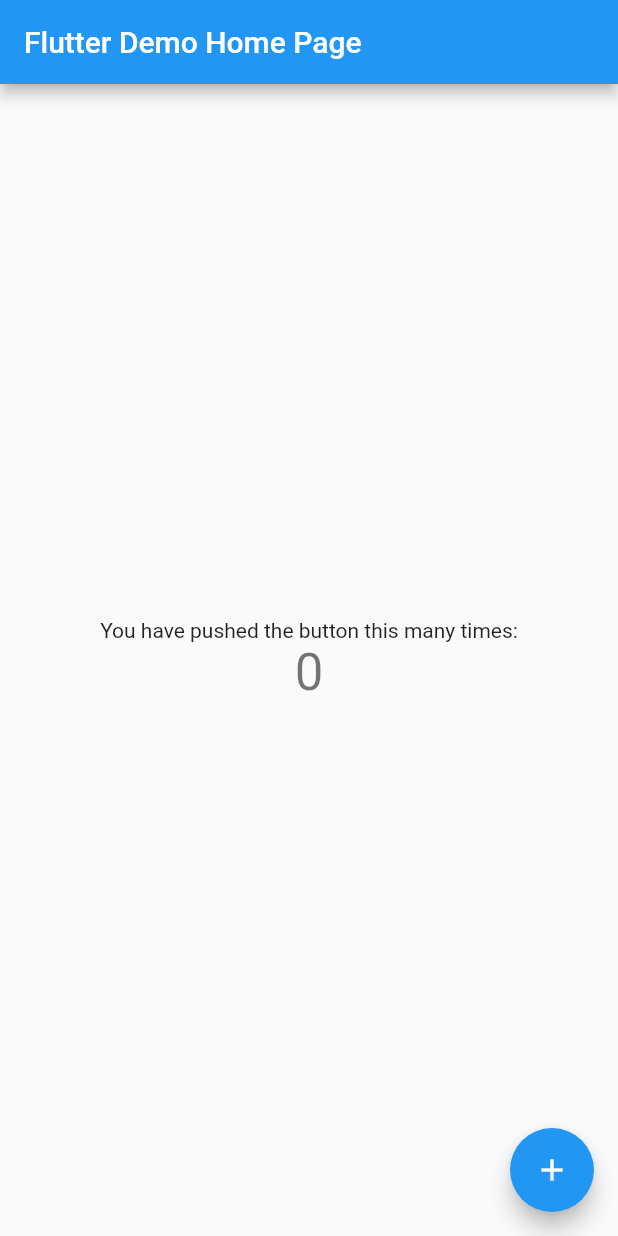
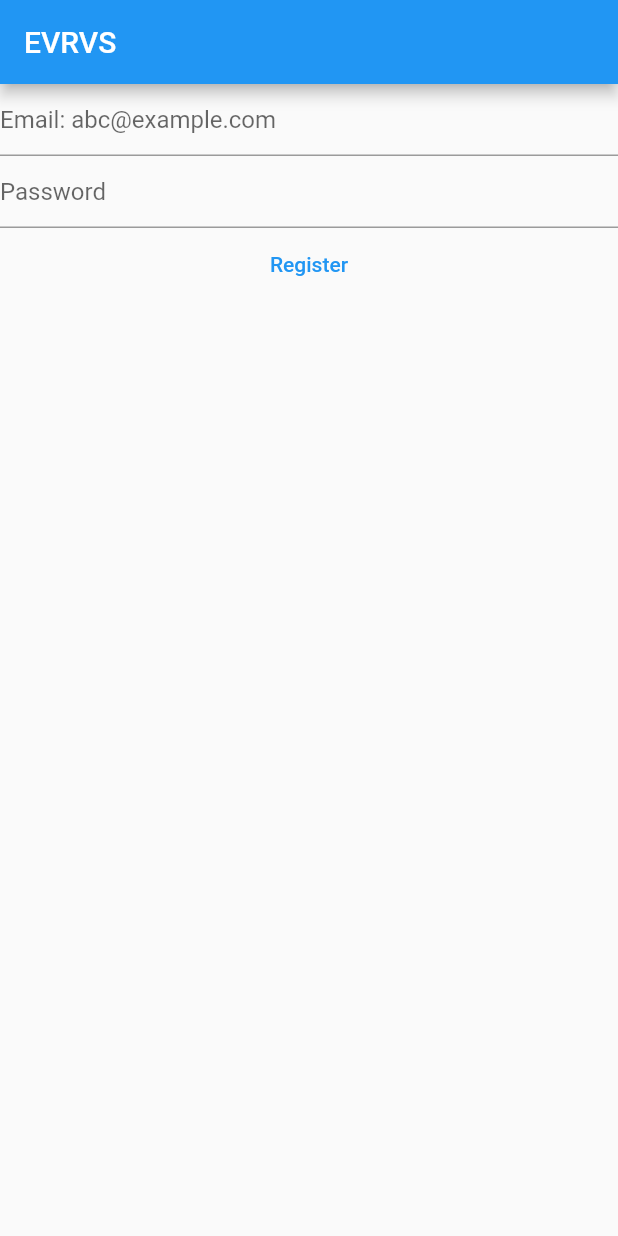
Before and after one commit to vinaydongre/electric-vehicle-charging-recommendation, a Flutter app: the screen it shows after launch, on a phone screen of 412 x 824 dp. Run offline on Flutter 3.47's test engine with Material 2 defaults, Android fonts, the phone set to English and light mode, and no system bars; our stand-ins replace firebase_auth, firebase_core; accounts and stored records are empty.

Commit message:
have added firebase user register and auth functionity

```diff
--- a/lib/main.dart
+++ b/lib/main.dart
@@ -1,115 +1,81 @@
+import 'package:firebase_core/firebase_core.dart';
 import 'package:flutter/material.dart';
+import 'package:firebase_auth/firebase_auth.dart';
+import 'firebase_options.dart';
 
 void main() {
-  runApp(const MyApp());
+  runApp(MaterialApp(
+    title: 'Flutter Demo',
+    theme: ThemeData(
+      primarySwatch: Colors.blue,
+    ),
+    home: const HomePage(),
+  ));
 }
 
-class MyApp extends StatelessWidget {
-  const MyApp({Key? key}) : super(key: key);
+class HomePage extends StatefulWidget {
+  const HomePage({Key? key}) : super(key: key);
 
-  // This widget is the root of your application.
   @override
-  Widget build(BuildContext context) {
-    return MaterialApp(
-      title: 'Flutter Demo',
-      theme: ThemeData(
-        // This is the theme of your application.
-        //
-        // Try running your application with "flutter run". You'll see the
-        // application has a blue toolbar. Then, without quitting the app, try
-        // changing the primarySwatch below to Colors.green and then invoke
-        // "hot reload" (press "r" in the console where you ran "flutter run",
-        // or simply save your changes to "hot reload" in a Flutter IDE).
-        // Notice that the counter didn't reset back to zero; the application
-        // is not restarted.
-        primarySwatch: Colors.blue,
-      ),
-      home: const MyHomePage(title: 'Flutter Demo Home Page'),
-    );
-  }
+  State<HomePage> createState() => _HomePageState();
 }
 
-class MyHomePage extends StatefulWidget {
-  const MyHomePage({Key? key, required this.title}) : super(key: key);
-
-  // This widget is the home page of your application. It is stateful, meaning
-  // that it has a State object (defined below) that contains fields that affect
-  // how it looks.
-
-  // This class is the configuration for the state. It holds the values (in this
-  // case the title) provided by the parent (in this case the App widget) and
-  // used by the build method of the State. Fields in a Widget subclass are
-  // always marked "final".
-
-  final String title;
+class _HomePageState extends State<HomePage> {
+  late final TextEditingController emailControl;
+  late final TextEditingController passControl;
 
   @override
-  State<MyHomePage> createState() => _MyHomePageState();
-}
+  void initState() {
+    emailControl = TextEditingController();
+    passControl = TextEditingController();
+    super.initState();
+  }
 
-class _MyHomePageState extends State<MyHomePage> {
-  int _counter = 0;
-
-  void _incrementCounter() {
-    setState(() {
-      // This call to setState tells the Flutter framework that something has
-      // changed in this State, which causes it to rerun the build method below
-      // so that the display can reflect the updated values. If we changed
-      // _counter without calling setState(), then the build method would not be
-      // called again, and so nothing would appear to happen.
-      _counter++;
-    });
+  @override
+  void dispose() {
+    emailControl.dispose();
+    passControl.dispose();
+    super.dispose();
   }
 
   @override
   Widget build(BuildContext context) {
-    // This method is rerun every time setState is called, for instance as done
-    // by the _incrementCounter method above.
-    //
-    // The Flutter framework has been optimized to make rerunning build methods
-    // fast, so that you can just rebuild anything that needs updating rather
-    // than having to individually change instances of widgets.
     return Scaffold(
       appBar: AppBar(
-        // Here we take the value from the MyHomePage object that was created by
-        // the App.build method, and use it to set our appbar title.
-        title: Text(widget.title),
+        title: const Text('EVRVS'),
       ),
-      body: Center(
-        // Center is a layout widget. It takes a single child and positions it
-        // in the middle of the parent.
-        child: Column(
-          // Column is also a layout widget. It takes a list of children and
-          // arranges them vertically. By default, it sizes itself to fit its
-          // children horizontally, and tries to be as tall as its parent.
-          //
-          // Invoke "debug painting" (press "p" in the console, choose the
-          // "Toggle Debug Paint" action from the Flutter Inspector in Android
-          // Studio, or the "Toggle Debug Paint" command in Visual Studio Code)
-          // to see the wireframe for each widget.
-          //
-          // Column has various properties to control how it sizes itself and
-          // how it positions its children. Here we use mainAxisAlignment to
-          // center the children vertically; the main axis here is the vertical
-          // axis because Columns are vertical (the cross axis would be
-          // horizontal).
-          mainAxisAlignment: MainAxisAlignment.center,
-          children: <Widget>[
-            const Text(
-              'You have pushed the button this many times:',
-            ),
-            Text(
-              '$_counter',
-              style: Theme.of(context).textTheme.headline4,
-            ),
-          ],
-        ),
+      body: Column(
+        children: [
+          TextField(
+            controller: emailControl,
+            enableSuggestions: false,
+            keyboardType: TextInputType.emailAddress,
+            autocorrect: false,
+            decoration:
+                const InputDecoration(hintText: 'Email: abc@example.com'),
+          ),
+          TextField(
+            controller: passControl,
+            obscureText: true,
+            enableSuggestions: false,
+            decoration: const InputDecoration(hintText: 'Password'),
+          ),
+          TextButton(
+            onPressed: () async {
+              await Firebase.initializeApp(
+                options: DefaultFirebaseOptions.currentPlatform,
+              );
+              final email = emailControl.text;
+              final password = passControl.text;
+              final userCredentail = await FirebaseAuth.instance
+                  .createUserWithEmailAndPassword(
+                      email: email, password: password);
+              print(userCredentail);
+            },
+            child: const Text('Register'),
+          ),
+        ],
       ),
-      floatingActionButton: FloatingActionButton(
-        onPressed: _incrementCounter,
-        tooltip: 'Increment',
-        child: const Icon(Icons.add),
-      ), // This trailing comma makes auto-formatting nicer for build methods.
     );
   }
 }
```
